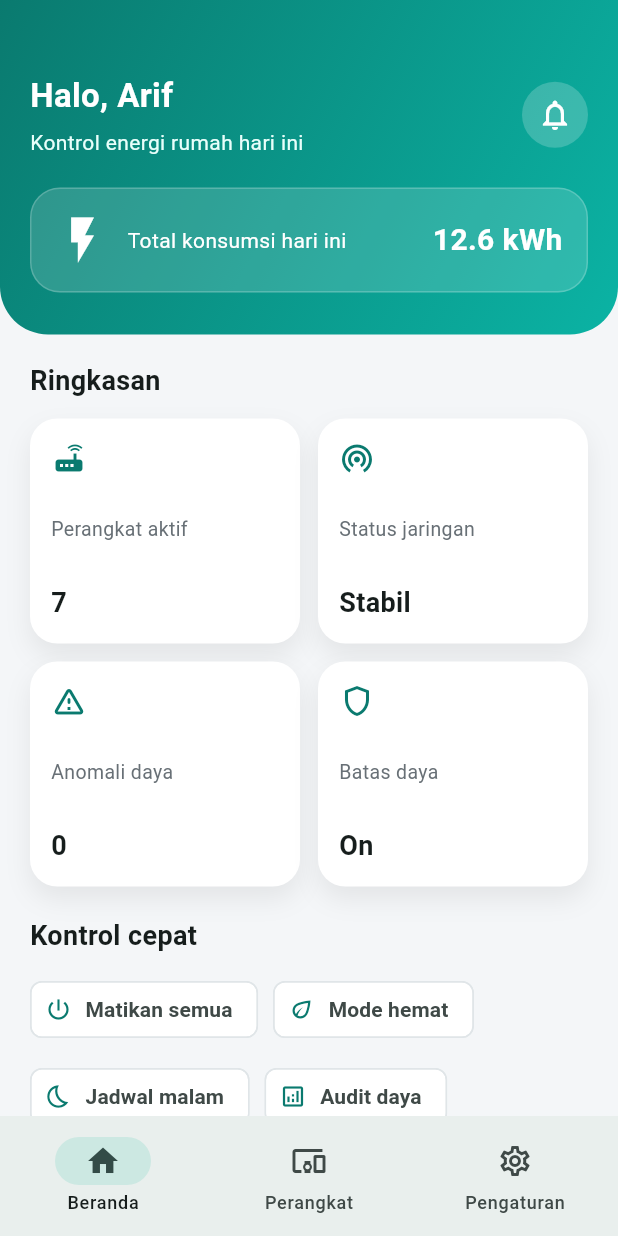
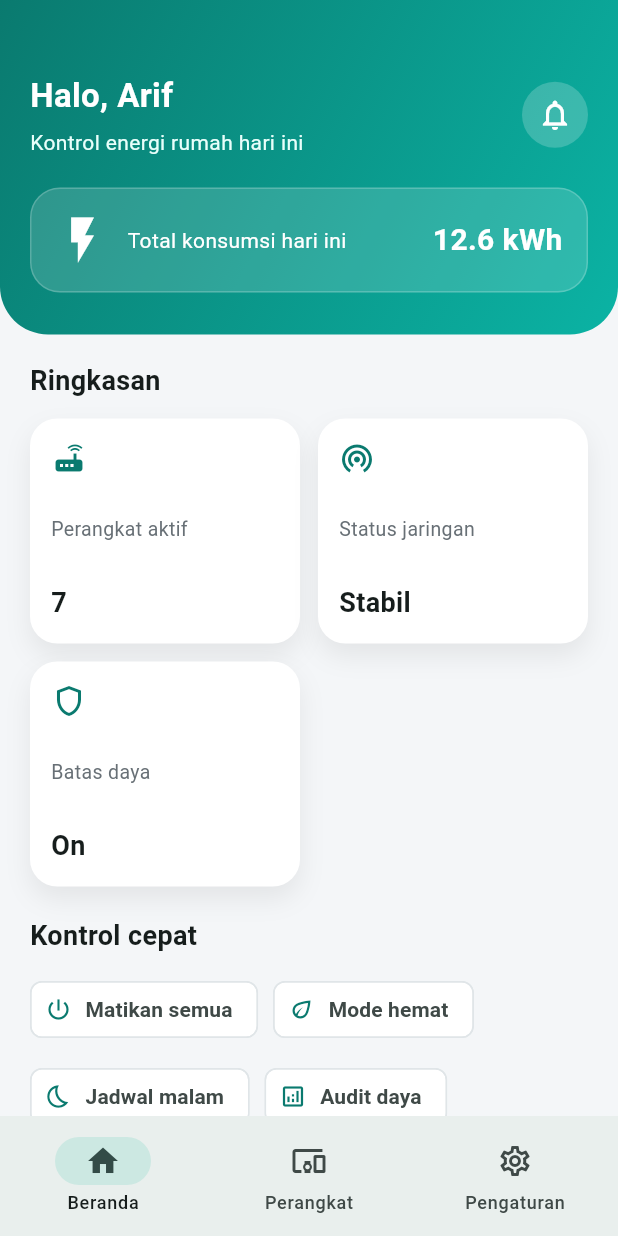
Before and after one commit to ridhoalpian/IoT-Power-Guard, a Flutter app: the screen it shows after launch, after a tap on "Masuk", on a phone screen of 412 x 824 dp. Run offline on Flutter 3.47's test engine with Material 3 defaults, Android fonts, the phone set to English and light mode, and no system bars; our stand-ins replace local_auth.

Commit message:
chore: delete anomali daya in home

```diff
--- a/lib/core/features/home/home_screen.dart
+++ b/lib/core/features/home/home_screen.dart
@@ -192,11 +192,6 @@ class HomeOverview extends StatelessWidget {
                       title: 'Status jaringan',
                       value: 'Stabil',
                       icon: Icons.wifi_tethering,
-                    ),
-                    StatCard(
-                      title: 'Anomali daya',
-                      value: '0',
-                      icon: Icons.warning_amber_rounded,
                     ),
                     StatCard(
                       title: 'Batas daya',
```
